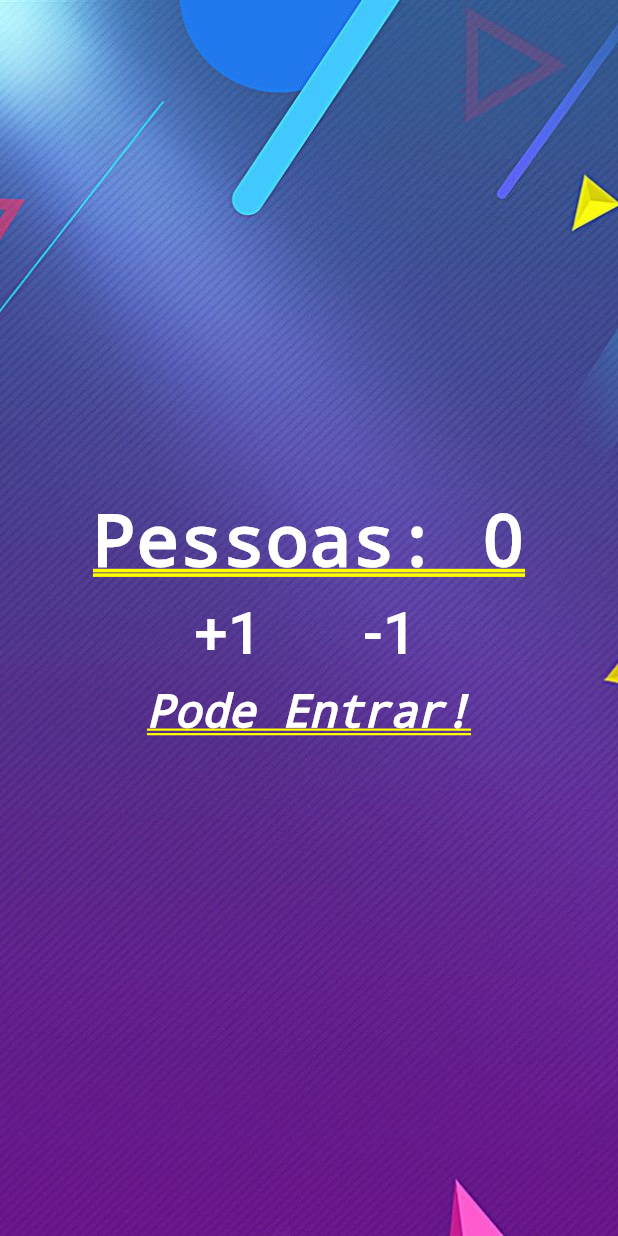
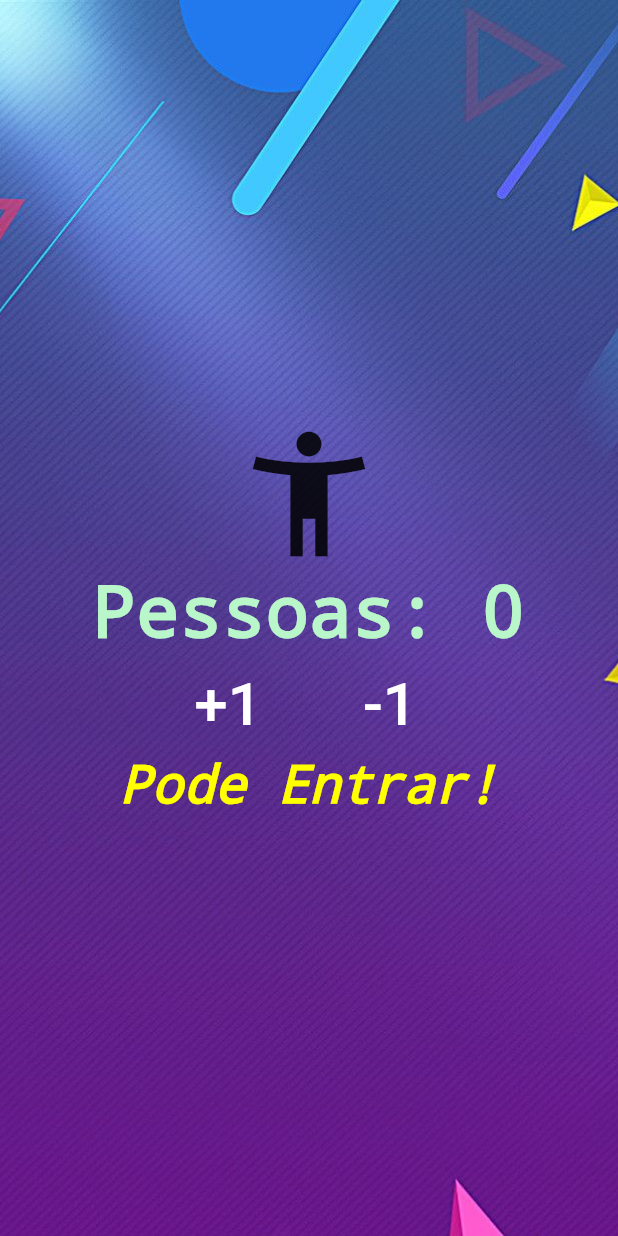
Before and after one commit to GeorgePaiva/Cont_Pessoas, a Flutter app: the screen it shows after launch, on a phone screen of 412 x 824 dp. Run offline on Flutter 3.47's test engine with Material 2 defaults, Android fonts, the phone set to English and light mode, and no system bars.

Commit message:
Implement Icon & TextDecoration

```diff
--- a/lib/main.dart
+++ b/lib/main.dart
@@ -44,10 +44,13 @@ class _HomeState extends State<Home> {
         Column(
           mainAxisAlignment: MainAxisAlignment.center,
           children: <Widget>[
+             Icon(Icons.accessibility_new,
+                    size: 100.0, color: Colors.yellowAccent[300]),
             Text("Pessoas: $_people",
                 style: TextStyle(
-                  color: Colors.white,
+                  color: Colors.greenAccent[100],
                   fontWeight: FontWeight.bold,
+                  decoration: TextDecoration.none,
                 )),
             Row(
               mainAxisAlignment: MainAxisAlignment.center,
@@ -80,9 +83,10 @@ class _HomeState extends State<Home> {
             ),
             Text(_infoText,
                 style: TextStyle(
-                  color: Colors.white,
+                  color: Colors.yellowAccent,
                   fontStyle: FontStyle.italic,
-                  fontSize: 30.0,
+                  fontSize: 35.0,
+                  decoration: TextDecoration.none,
                 ))
           ],
         )
```
